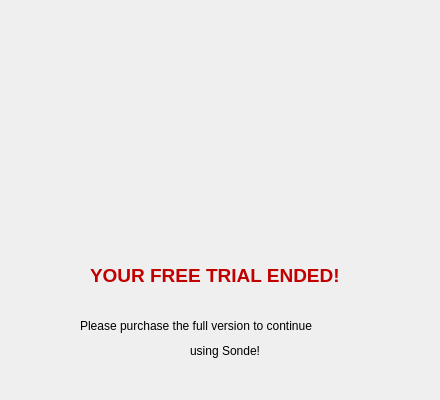
Qt form ui/expired_window.ui (zvsuarez/sonde) before a commit.
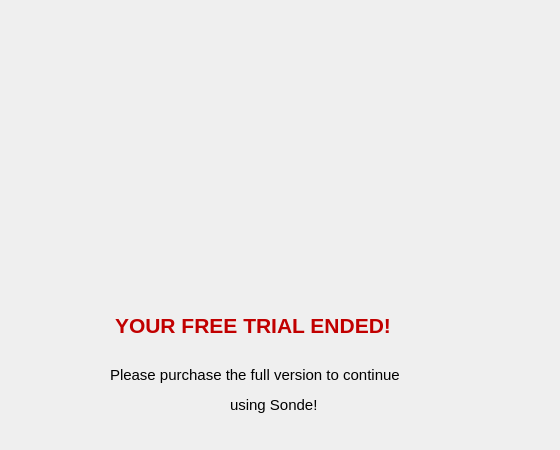
The same form after that commit. Icons and pictures are not drawn.

Commit message: fixed dimensions, regenerated result window to py

What changed in the file:
```diff
--- a/ui/expired_window.ui
+++ b/ui/expired_window.ui
@@ -6,8 +6,8 @@
    <rect>
     <x>0</x>
     <y>0</y>
-    <width>440</width>
-    <height>400</height>
+    <width>560</width>
+    <height>450</height>
    </rect>
   </property>
   <property name="windowTitle">
@@ -20,10 +20,10 @@
   <widget class="QLabel" name="label">
    <property name="geometry">
     <rect>
-     <x>90</x>
-     <y>260</y>
-     <width>281</width>
-     <height>31</height>
+     <x>115</x>
+     <y>310</y>
+     <width>330</width>
+     <height>30</height>
     </rect>
    </property>
    <property name="palette">
@@ -66,7 +66,7 @@
    <property name="font">
     <font>
      <family>Segoe UI</family>
-     <pointsize>14</pointsize>
+     <pointsize>16</pointsize>
      <weight>75</weight>
      <bold>true</bold>
     </font>
@@ -78,16 +78,16 @@
   <widget class="QLabel" name="label_2">
    <property name="geometry">
     <rect>
-     <x>80</x>
-     <y>310</y>
-     <width>311</width>
-     <height>31</height>
+     <x>110</x>
+     <y>360</y>
+     <width>340</width>
+     <height>30</height>
     </rect>
    </property>
    <property name="font">
     <font>
      <family>Segoe UI</family>
-     <pointsize>9</pointsize>
+     <pointsize>11</pointsize>
     </font>
    </property>
    <property name="text">
@@ -97,16 +97,16 @@
   <widget class="QLabel" name="label_3">
    <property name="geometry">
     <rect>
-     <x>190</x>
-     <y>330</y>
-     <width>131</width>
-     <height>41</height>
+     <x>230</x>
+     <y>390</y>
+     <width>110</width>
+     <height>30</height>
     </rect>
    </property>
    <property name="font">
     <font>
      <family>Segoe UI</family>
-     <pointsize>9</pointsize>
+     <pointsize>11</pointsize>
     </font>
    </property>
    <property name="text">
@@ -116,10 +116,10 @@
   <widget class="QLabel" name="label_4">
    <property name="geometry">
     <rect>
-     <x>110</x>
-     <y>40</y>
-     <width>231</width>
-     <height>201</height>
+     <x>150</x>
+     <y>30</y>
+     <width>260</width>
+     <height>260</height>
     </rect>
    </property>
    <property name="styleSheet">
```
The commit also changes 1 other file.
